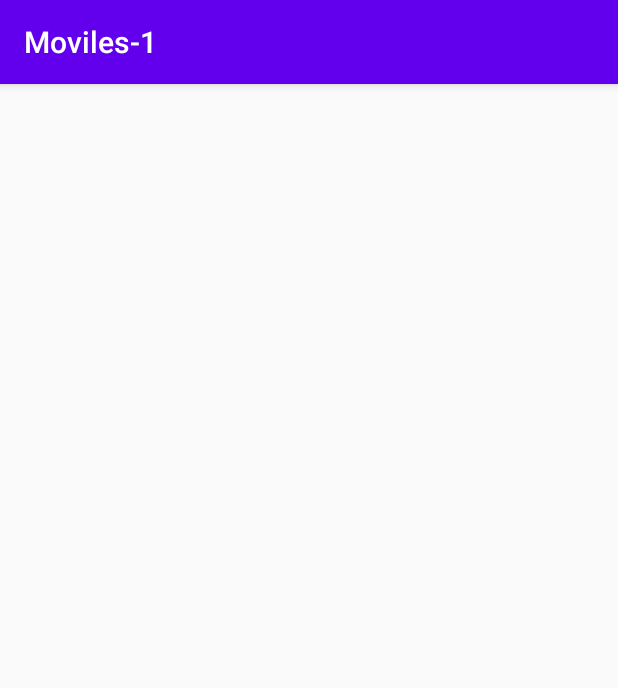
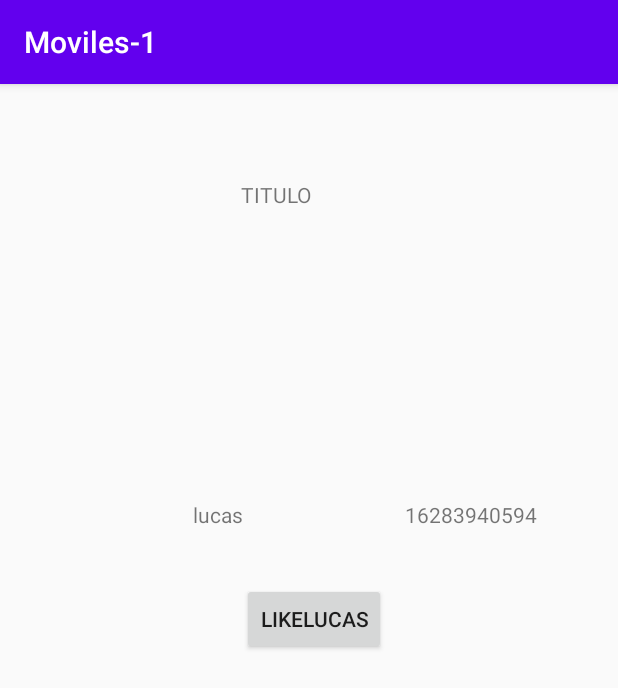
Before and after one commit to 2020-A-Moviles-GR1/mov-reinoso-alvarado-washington-paul, an Android app: the RecyclerVIewActivity screen opened directly, with no data from a screen before it, on a phone screen of 412 x 824 dp. Shown: the top 688 px of the screen. Run offline under Robolectric (Android 15) with nearby library versions, the phone set to English and light mode, and no system bars; libraries missing offline, so code that uses them is left out: com.beust.klaxon.

Commit message:
RecyclerView

```diff
--- a/02-android/app/src/main/java/com/example/moviles_1/MainActivity.kt
+++ b/02-android/app/src/main/java/com/example/moviles_1/MainActivity.kt
@@ -50,7 +50,22 @@ class MainActivity : AppCompatActivity() {
                 abrirActividadHttp()
             })
 
+        btn_recycler
+            .setOnClickListener({boton->
+                abrirRecyclerView()
+            })
+
     }
+
+    fun abrirRecyclerView(){
+        val intentException=Intent(
+            this,
+            RecyclerVIewActivity::class.java
+        )
+        //this.startActivity(intentException) metodo dentro de la clase
+        startActivity(intentException)
+    }
+
 
     fun abrirActividadHttp(){
         val intentException=Intent(
--- a/02-android/app/src/main/java/com/example/moviles_1/RecyclerAdaptador.kt
+++ b/02-android/app/src/main/java/com/example/moviles_1/RecyclerAdaptador.kt
@@ -1,28 +1,61 @@
 package com.example.moviles_1
+import android.text.Layout
+import android.view.LayoutInflater
 import android.view.View
 import android.view.ViewGroup
+import android.widget.Button
+import android.widget.TextView
 
 // Para usar recyclerview necesitamos importar Android X y añadir la dependencia:
 // implementartion ''
 
 class RecyclerAdaptador(
     private val listaUsuarios: List<UsuarioHttp>,
-//    private val contexto
+    private val contexto : RecyclerVIewActivity,
     private val recyclerView: androidx.recyclerview.widget.RecyclerView
 ) : androidx.recyclerview.widget.RecyclerView.Adapter<RecyclerAdaptador.MyViewHolder>() {
     inner class MyViewHolder(view: View) :
         androidx.recyclerview.widget.RecyclerView.ViewHolder(view) {
+        val nombreTextView:TextView
+        val cedulaTextView:TextView
+        val accionButton:Button
+        init {
+            nombreTextView=view.findViewById(R.id.tv_nombre)
+            cedulaTextView=view.findViewById(R.id.tv_cedula)
+            accionButton= view.findViewById(R.id.btn_accion)
+        }
     }
 
     override fun onCreateViewHolder(parent: ViewGroup, viewType: Int): MyViewHolder {
-        TODO("Not yet implemented")
+        //TODO("Not yet implemented")
+        //Definimos la interfaz a usar
+        val itemView=LayoutInflater
+            .from(parent.context)
+            .inflate(
+                R.layout.adptador_persona,
+                parent,
+                false
+            )
+        return MyViewHolder(itemView)
     }
 
+
     override fun getItemCount(): Int {
-        TODO("Not yet implemented")
+        //TODO("Not yet implemented")
+        //definimos la lista a usar
+        return  listaUsuarios.size
+
+
     }
 
     override fun onBindViewHolder(holder: MyViewHolder, position: Int) {
-        TODO("Not yet implemented")
+        //TODO("Not yet implemented")
+        //funcion a ejecutarce con cada item que tengamos (itera)
+        //holder: MyViewHolder clase implememntada arriba
+        // position: Int: la posicion
+        val usuario = listaUsuarios[position]
+        holder.nombreTextView.text=usuario.nombre
+        holder.cedulaTextView.text=usuario.cedula
+        holder.accionButton.text="Like${usuario.nombre}"
     }
 }
--- a/02-android/app/src/main/java/com/example/moviles_1/RecyclerVIewActivity.kt
+++ b/02-android/app/src/main/java/com/example/moviles_1/RecyclerVIewActivity.kt
@@ -2,10 +2,71 @@ package com.example.moviles_1
 
 import androidx.appcompat.app.AppCompatActivity
 import android.os.Bundle
+import kotlinx.android.synthetic.main.activity_recycler_v_iew.*
 
 class RecyclerVIewActivity : AppCompatActivity() {
     override fun onCreate(savedInstanceState: Bundle?) {
         super.onCreate(savedInstanceState)
         setContentView(R.layout.activity_recycler_v_iew)
+        val listaUsuarios= arrayListOf<UsuarioHttp>()
+        listaUsuarios.add(
+            UsuarioHttp(
+                12312312323123,
+                12312312567823,
+                6,
+                "16283940594",
+                "lucas",
+                "lucas.ramirez@epn.edu.ec",
+                "Soltero",
+                "SuperM3gaS3gur4",
+        arrayListOf<PokemonHttp>()
+            )
+        )
+        listaUsuarios.add(
+            UsuarioHttp(
+                12312312323123,
+                12312312678123,
+                6,
+                "15283940594",
+                "Marco",
+                "marco.reyes@epn.edu.ec",
+                "Soltero",
+                "SuperM3gaS3gur4",
+                arrayListOf<PokemonHttp>()
+            )
+        )
+        listaUsuarios.add(
+            UsuarioHttp(
+                12312312323123,
+                12312345623123,
+                6,
+                "13283940594",
+                "Fabricio",
+                "fabricio.lopez@epn.edu.ec",
+                "Soltero",
+                "SuperM3gaS3gur4",
+                arrayListOf<PokemonHttp>()
+            )
+        )
+        inicirRecyclerView(
+            listaUsuarios,
+            this,
+            rv_usuarios
+        )
+    }
+    fun inicirRecyclerView(
+        lista: List<UsuarioHttp>,
+        actividad:RecyclerVIewActivity,
+        recycler_view:androidx.recyclerview.widget.RecyclerView
+    ){
+        val adaptadorUsuario= RecyclerAdaptador(
+            lista,
+            actividad,
+            recycler_view
+        )
+        rv_usuarios.adapter=adaptadorUsuario
+        rv_usuarios.itemAnimator=androidx.recyclerview.widget.DefaultItemAnimator()
+        rv_usuarios.layoutManager=androidx.recyclerview.widget.LinearLayoutManager(actividad)
+        adaptadorUsuario.notifyDataSetChanged()
     }
 }
--- a/02-android/app/src/main/java/com/example/moviles_1/UsuarioHttp.kt
+++ b/02-android/app/src/main/java/com/example/moviles_1/UsuarioHttp.kt
@@ -8,7 +8,6 @@ import java.util.*
 import kotlin.collections.ArrayList
 
 class UsuarioHttp (
-
     var createdAt:Long,
     var updatedAt:Long,
     var id:Int,
--- a/02-android/app/src/main/res/layout/activity_main.xml
+++ b/02-android/app/src/main/res/layout/activity_main.xml
@@ -45,7 +45,7 @@
         android:id="@+id/btn_intent_implicito"
         android:layout_width="wrap_content"
         android:layout_height="wrap_content"
-        android:layout_marginTop="96dp"
+        android:layout_marginTop="60dp"
         android:text="Intent implicito"
         app:layout_constraintEnd_toEndOf="@+id/btn_intent_respuesta"
         app:layout_constraintHorizontal_bias="1.0"
@@ -56,7 +56,7 @@
         android:id="@+id/btn_resp_propia"
         android:layout_width="wrap_content"
         android:layout_height="wrap_content"
-        android:layout_marginTop="68dp"
+        android:layout_marginTop="36dp"
         android:text="respuesta propia"
         app:layout_constraintEnd_toEndOf="@+id/btn_intent_implicito"
         app:layout_constraintHorizontal_bias="1.0"
@@ -67,7 +67,7 @@
         android:id="@+id/btn_http"
         android:layout_width="wrap_content"
         android:layout_height="wrap_content"
-        android:layout_marginTop="72dp"
+        android:layout_marginTop="52dp"
         android:text="HTTP"
         app:layout_constraintEnd_toEndOf="@+id/btn_resp_propia"
         app:layout_constraintStart_toStartOf="@+id/btn_resp_propia"
--- a/02-android/app/src/main/res/layout/activity_recycler_v_iew.xml
+++ b/02-android/app/src/main/res/layout/activity_recycler_v_iew.xml
@@ -6,4 +6,23 @@
     android:layout_height="match_parent"
     tools:context=".RecyclerVIewActivity">
 
+    <TextView
+        android:id="@+id/tv_titulo_rv"
+        android:layout_width="90dp"
+        android:layout_height="33dp"
+        android:layout_marginTop="64dp"
+        android:text="TITULO"
+        app:layout_constraintEnd_toEndOf="parent"
+        app:layout_constraintHorizontal_bias="0.498"
+        app:layout_constraintStart_toStartOf="parent"
+        app:layout_constraintTop_toTopOf="parent" />
+
+    <androidx.recyclerview.widget.RecyclerView
+        android:id="@+id/rv_usuarios"
+        android:layout_width="354dp"
+        android:layout_height="314dp"
+        android:layout_marginTop="108dp"
+        app:layout_constraintEnd_toEndOf="@+id/tv_titulo_rv"
+        app:layout_constraintStart_toStartOf="@+id/tv_titulo_rv"
+        app:layout_constraintTop_toBottomOf="@+id/tv_titulo_rv" />
 </androidx.constraintlayout.widget.ConstraintLayout>
--- /dev/null
+++ b/02-android/app/src/main/res/layout/adptador_persona.xml
@@ -0,0 +1,40 @@
+<?xml version="1.0" encoding="utf-8"?>
+<androidx.constraintlayout.widget.ConstraintLayout
+    xmlns:android="http://schemas.android.com/apk/res/android"
+    xmlns:app="http://schemas.android.com/apk/res-auto"
+    xmlns:tools="http://schemas.android.com/tools"
+    android:layout_width="match_parent"
+    android:layout_height="match_parent">
+
+    <Button
+        android:id="@+id/btn_accion"
+        android:layout_width="wrap_content"
+        android:layout_height="wrap_content"
+        android:layout_marginTop="36dp"
+        android:text="Button"
+        app:layout_constraintEnd_toEndOf="parent"
+        app:layout_constraintHorizontal_bias="0.513"
+        app:layout_constraintStart_toStartOf="parent"
+        app:layout_constraintTop_toBottomOf="@+id/tv_cedula" />
+
+    <TextView
+        android:id="@+id/tv_nombre"
+        android:layout_width="wrap_content"
+        android:layout_height="wrap_content"
+        android:layout_marginStart="100dp"
+        android:layout_marginTop="72dp"
+        android:text="TextView"
+        app:layout_constraintStart_toStartOf="parent"
+        app:layout_constraintTop_toTopOf="parent" />
+
+    <TextView
+        android:id="@+id/tv_cedula"
+        android:layout_width="wrap_content"
+        android:layout_height="wrap_content"
+        android:layout_marginStart="108dp"
+        android:text="TextView"
+        app:layout_constraintBottom_toBottomOf="@+id/tv_nombre"
+        app:layout_constraintStart_toEndOf="@+id/tv_nombre"
+        app:layout_constraintTop_toTopOf="@+id/tv_nombre"
+        app:layout_constraintVertical_bias="0.0" />
+</androidx.constraintlayout.widget.ConstraintLayout>
```
